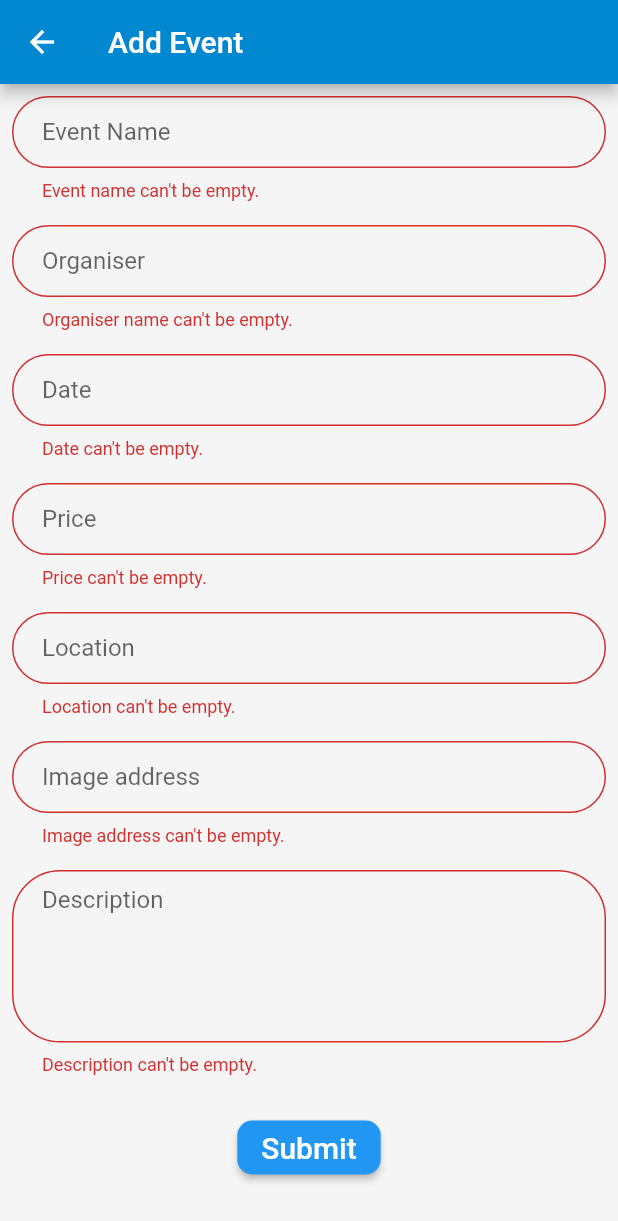
After one commit to laksh22/NTYou, a Flutter app: the AddEvent screen opened directly, after a tap on "Submit", on a phone screen of 412 x 824 dp. The commit adds this screen. Shown: the top 1221 px of the screen. Run offline on Flutter 3.47's test engine with Material 2 defaults, Android fonts, the phone set to English and light mode, and no system bars; our stand-ins replace carousel_slider, cloud_firestore, firebase_auth, page_view_indicators; missing offline and left inert: flutter_list_drag_and_drop; accounts and stored records are empty.

Commit message:
Create, Read, Delete events

```diff
--- /dev/null
+++ b/lib/events/add_event.dart
@@ -0,0 +1,212 @@
+import 'package:flutter/material.dart';
+import 'package:tech_fest_app/auth/auth.dart';
+import 'package:tech_fest_app/events/event_card.dart';
+import "package:cloud_firestore/cloud_firestore.dart";
+
+class AddEvent extends StatefulWidget {
+  @override
+  _AddEventState createState() => _AddEventState();
+  AddEvent({this.auth});
+  final BaseAuth auth;
+}
+
+class _AddEventState extends State<AddEvent> {
+  final _formKey = GlobalKey<FormState>();
+
+  String name, holder, date, price, location, image, description;
+
+  bool validateAndSave() {
+    final form = _formKey.currentState;
+    if (form.validate()) {
+      form.save();
+      return true;
+    }
+    return false;
+  }
+
+  void validateAndSubmit() async {
+    if (validateAndSave()) {
+      String creator = await widget.auth.currentUser();
+      Firestore.instance.runTransaction((Transaction transaction) async {
+        CollectionReference reference =
+            Firestore.instance.collection("events_data");
+
+        await reference.add({
+          "creator": creator,
+          "date": date,
+          "description": description,
+          "holder": holder,
+          "image": image,
+          "location": location,
+          "name": name,
+          "price": price
+        });
+      });
+      Navigator.pop(context);
+    } else {
+      print("Error");
+    }
+  }
+
+  @override
+  Widget build(BuildContext context) {
+    return new SafeArea(
+        child: new Scaffold(
+            resizeToAvoidBottomPadding: true,
+            appBar: new AppBar(
+              title: new Text("Add Event"),
+            ),
+            body: SingleChildScrollView(
+              child: Center(
+                child: Form(
+                  key: _formKey,
+                  child: Column(
+                    crossAxisAlignment: CrossAxisAlignment.start,
+                    children: <Widget>[
+                      Padding(
+                        padding: const EdgeInsets.all(8.0),
+                        child: TextFormField(
+                          key: new Key('name'),
+                          decoration: InputDecoration(
+                            hintText: 'Event Name',
+                            contentPadding:
+                                EdgeInsets.fromLTRB(20.0, 10.0, 20.0, 10.0),
+                            border: OutlineInputBorder(
+                                borderRadius: BorderRadius.circular(32.0)),
+                          ),
+                          autocorrect: false,
+                          validator: (val) => val.isEmpty
+                              ? 'Event name can\'t be empty.'
+                              : null,
+                          onSaved: (val) => name = val,
+                        ),
+                      ),
+                      Padding(
+                        padding: const EdgeInsets.all(8.0),
+                        child: TextFormField(
+                          key: new Key('holder'),
+                          decoration: InputDecoration(
+                            hintText: 'Organiser',
+                            contentPadding:
+                                EdgeInsets.fromLTRB(20.0, 10.0, 20.0, 10.0),
+                            border: OutlineInputBorder(
+                                borderRadius: BorderRadius.circular(32.0)),
+                          ),
+                          autocorrect: false,
+                          validator: (val) => val.isEmpty
+                              ? 'Organiser name can\'t be empty.'
+                              : null,
+                          onSaved: (val) => holder = val,
+                        ),
+                      ),
+                      Padding(
+                        padding: const EdgeInsets.all(8.0),
+                        child: TextFormField(
+                          key: new Key('date'),
+                          decoration: InputDecoration(
+                            hintText: 'Date',
+                            contentPadding:
+                                EdgeInsets.fromLTRB(20.0, 10.0, 20.0, 10.0),
+                            border: OutlineInputBorder(
+                                borderRadius: BorderRadius.circular(32.0)),
+                          ),
+                          autocorrect: false,
+                          validator: (val) =>
+                              val.isEmpty ? 'Date can\'t be empty.' : null,
+                          onSaved: (val) => date = val,
+                        ),
+                      ),
+                      Padding(
+                        padding: const EdgeInsets.all(8.0),
+                        child: TextFormField(
+                          key: new Key('price'),
+                          decoration: InputDecoration(
+                            hintText: 'Price',
+                            contentPadding:
+                                EdgeInsets.fromLTRB(20.0, 10.0, 20.0, 10.0),
+                            border: OutlineInputBorder(
+                                borderRadius: BorderRadius.circular(32.0)),
+                          ),
+                          autocorrect: false,
+                          validator: (val) =>
+                              val.isEmpty ? 'Price can\'t be empty.' : null,
+                          onSaved: (val) => price = val,
+                        ),
+                      ),
+                      Padding(
+                        padding: const EdgeInsets.all(8.0),
+                        child: TextFormField(
+                          key: new Key('location'),
+                          decoration: InputDecoration(
+                            hintText: 'Location',
+                            contentPadding:
+                                EdgeInsets.fromLTRB(20.0, 10.0, 20.0, 10.0),
+                            border: OutlineInputBorder(
+                                borderRadius: BorderRadius.circular(32.0)),
+                          ),
+                          autocorrect: false,
+                          validator: (val) =>
+                              val.isEmpty ? 'Location can\'t be empty.' : null,
+                          onSaved: (val) => location = val,
+                        ),
+                      ),
+                      Padding(
+                        padding: const EdgeInsets.all(8.0),
+                        child: TextFormField(
+                          key: new Key('image'),
+                          decoration: InputDecoration(
+                            hintText: 'Image address',
+                            contentPadding:
+                                EdgeInsets.fromLTRB(20.0, 10.0, 20.0, 10.0),
+                            border: OutlineInputBorder(
+                                borderRadius: BorderRadius.circular(32.0)),
+                          ),
+                          autocorrect: false,
+                          validator: (val) => val.isEmpty
+                              ? 'Image address can\'t be empty.'
+                              : null,
+                          onSaved: (val) => image = val,
+                        ),
+                      ),
+                      Padding(
+                        padding: const EdgeInsets.all(8.0),
+                        child: TextFormField(
+                          maxLines: 5,
+                          key: new Key('description'),
+                          decoration: InputDecoration(
+                            hintText: 'Description',
+                            contentPadding:
+                                EdgeInsets.fromLTRB(20.0, 10.0, 20.0, 10.0),
+                            border: OutlineInputBorder(
+                                borderRadius: BorderRadius.circular(32.0)),
+                          ),
+                          autocorrect: false,
+                          validator: (val) => val.isEmpty
+                              ? 'Description can\'t be empty.'
+                              : null,
+                          onSaved: (val) => description = val,
+                        ),
+                      ),
+                      Align(
+                        alignment: Alignment.center,
+                        child: Padding(
+                          padding: const EdgeInsets.symmetric(vertical: 16.0),
+                          child: new RaisedButton(
+                              child: new Text("Submit",
+                                  style: new TextStyle(
+                                      color: Colors.white, fontSize: 20.0)),
+                              shape: new RoundedRectangleBorder(
+                                  borderRadius: BorderRadius.all(
+                                      Radius.circular(20.0 / 2))),
+                              color: Colors.blue,
+                              textColor: Colors.black87,
+                              onPressed: validateAndSubmit),
+                        ),
+                      ),
+                    ],
+                  ),
+                ),
+              ),
+            )));
+  }
+}
--- a/lib/home.dart
+++ b/lib/home.dart
@@ -5,8 +5,9 @@ import 'package:tech_fest_app/events/events_list.dart';
 import 'package:tech_fest_app/Fault Reporting/test.dart';
 
 class Home extends StatelessWidget {
-  Home({this.auth, this.onSignOut});
+  Home({this.auth, this.onSignOut, this.userId});
   final BaseAuth auth;
+  final String userId;
   final VoidCallback onSignOut;
 
   @override
@@ -68,7 +69,7 @@ class Home extends StatelessWidget {
                                       onPressed: () {
                                         Navigator.push(
                                           context,
-                                          MaterialPageRoute(builder: (context) => EventsList()),
+                                          MaterialPageRoute(builder: (context) => EventsList(auth: auth, userId: userId,)),
                                         );
                                       },
                                       text: 'Events',
--- a/lib/main.dart
+++ b/lib/main.dart
@@ -9,7 +9,7 @@ class MyApp extends StatelessWidget {
   @override
   Widget build(BuildContext context) {
     return new MaterialApp(
-      title: 'Osmosis',
+      title: 'Tech Fest',
       theme: new ThemeData(
         primarySwatch: Colors.blue,
         primaryColor: Colors.lightBlue[700],
--- a/lib/root_page.dart
+++ b/lib/root_page.dart
@@ -19,6 +19,8 @@ enum AuthStatus {
 
 class _RootPageState extends State<RootPage> {
 
+  String globalUser = "";
+
   AuthStatus authStatus = AuthStatus.notSignedIn;
 
   initState() {
@@ -26,6 +28,7 @@ class _RootPageState extends State<RootPage> {
     widget.auth.currentUser().then((userId) {
       setState(() {
         authStatus = userId != null ? AuthStatus.signedIn : AuthStatus.notSignedIn;
+        globalUser = userId;
       });
     });
   }
@@ -48,7 +51,8 @@ class _RootPageState extends State<RootPage> {
       case AuthStatus.signedIn:
         return new Home(
             auth: widget.auth,
-            onSignOut: () => _updateAuthStatus(AuthStatus.notSignedIn)
+            onSignOut: () => _updateAuthStatus(AuthStatus.notSignedIn),
+            userId: globalUser,
         );
     }
   }
--- a/pubspec.yaml
+++ b/pubspec.yaml
@@ -15,6 +15,7 @@ environment:
 dependencies:
   firebase_auth: ^0.6.6
   cloud_firestore:
+  url_launcher: ^3.0.3
   flutter:
     sdk: flutter
 
```
Also changed, not shown: lib/auth/login_page.dart (+10 -2 lines), lib/events/event_card.dart (+8 -10 lines), lib/events/event_card_delete.dart (added, +249 -0 lines), lib/events/events_list.dart (+40 -36 lines), 2 other files.
